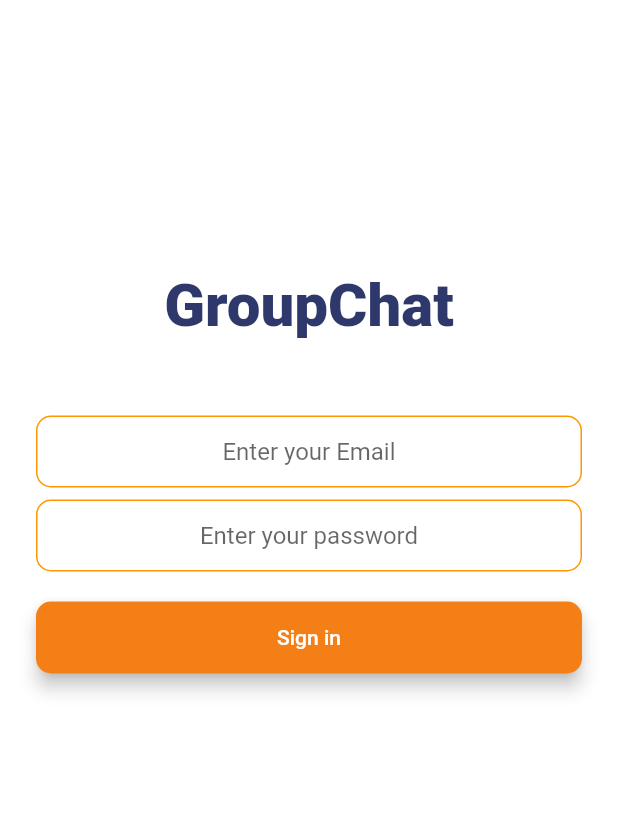
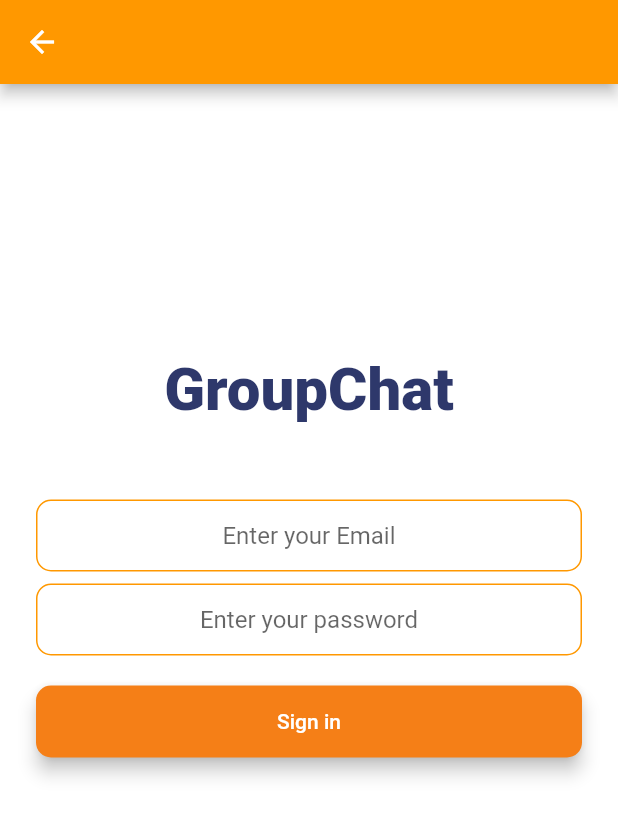
Before and after one commit to Nasserelbaba/groupChatApp, a Flutter app: the SignInScreen screen opened by its route, on a phone screen of 412 x 824 dp. Shown: the top 816 px of the screen. Run offline on Flutter 3.47's test engine with Material 2 defaults, Android fonts, the phone set to English and light mode, and no system bars; our stand-ins replace cached_network_image, cloud_firestore, firebase_auth, firebase_core, firebase_storage, google_sign_in and 2 more; missing offline and left inert: image_downloader; accounts and stored records are empty.

```diff
--- a/lib/view/registration_screen.dart
+++ b/lib/view/registration_screen.dart
@@ -27,7 +27,7 @@ class _RegistrationScreenState extends State<RegistrationScreen> {
   Widget build(BuildContext context) {
     return Scaffold(
       backgroundColor: Colors.white,
-
+      appBar: AppBar(leading: IconButton(onPressed: (){Navigator.pop(context);},icon: Icon(Icons.arrow_back),),),
       body: Padding(
         padding: const EdgeInsets.symmetric(horizontal: 24),
         child: SingleChildScrollView(
--- a/lib/view/signin_screen.dart
+++ b/lib/view/signin_screen.dart
@@ -25,6 +25,9 @@ class _SignInScreenState extends State<SignInScreen> {
   Widget build(BuildContext context) {
     return Scaffold(
       backgroundColor: Colors.white,
+      appBar: AppBar(
+        backgroundColor: Colors.orange,
+        leading: IconButton(onPressed: (){Navigator.pop(context);},icon: Icon(Icons.arrow_back),),),
       body: Padding(
         padding: const EdgeInsets.symmetric(horizontal: 24),
         child: SingleChildScrollView(
```
